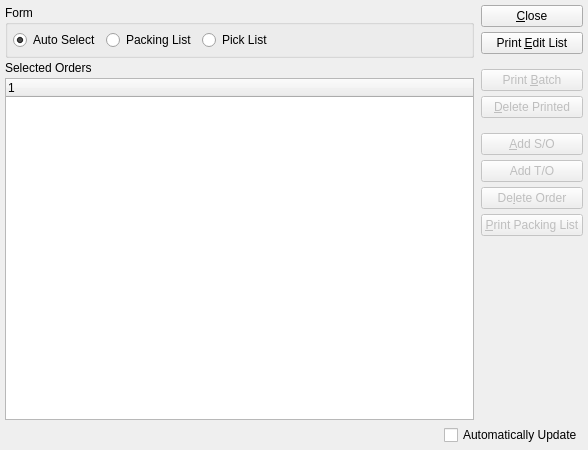
The window that guiclient/packingListBatch.ui (Pegasus-RPG/xtuple-client) describes before a commit, drawn with Qt 5.
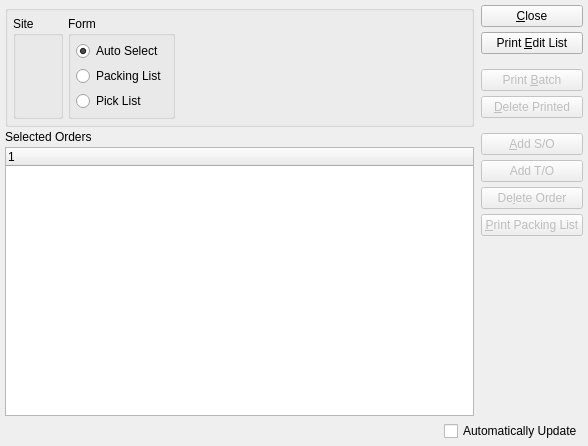
The same window after the commit. Custom widgets are drawn as their Qt base class.

Commit message: Issue #21943:shipping by site

Patch:
```diff
--- a/guiclient/packingListBatch.ui
+++ b/guiclient/packingListBatch.ui
@@ -14,7 +14,7 @@
     <x>0</x>
     <y>0</y>
     <width>588</width>
-    <height>450</height>
+    <height>446</height>
    </rect>
   </property>
   <property name="windowTitle">
@@ -32,51 +32,77 @@
         <number>0</number>
        </property>
        <item>
-        <widget class="QGroupBox" name="_formGroup">
+        <widget class="QGroupBox" name="_selectGroup">
+         <property name="sizePolicy">
+          <sizepolicy hsizetype="Preferred" vsizetype="Fixed">
+           <horstretch>0</horstretch>
+           <verstretch>0</verstretch>
+          </sizepolicy>
+         </property>
          <property name="title">
-          <string>Form</string>
+          <string/>
          </property>
-         <layout class="QGridLayout" name="gridLayout_7">
+         <layout class="QGridLayout" name="gridLayout">
+          <item row="0" column="1">
+           <widget class="QGroupBox" name="_formGroup">
+            <property name="title">
+             <string>Form</string>
+            </property>
+            <layout class="QGridLayout" name="gridLayout_2">
+             <item row="0" column="0">
+              <layout class="QVBoxLayout" name="verticalLayout">
+               <item>
+                <widget class="QRadioButton" name="_auto">
+                 <property name="text">
+                  <string>Auto Select</string>
+                 </property>
+                 <property name="checked">
+                  <bool>true</bool>
+                 </property>
+                </widget>
+               </item>
+               <item>
+                <widget class="QRadioButton" name="_printPack">
+                 <property name="text">
+                  <string>Packing List</string>
+                 </property>
+                </widget>
+               </item>
+               <item>
+                <widget class="QRadioButton" name="_printPick">
+                 <property name="text">
+                  <string>Pick List</string>
+                 </property>
+                 <property name="checked">
+                  <bool>false</bool>
+                 </property>
+                </widget>
+               </item>
+              </layout>
+             </item>
+            </layout>
+           </widget>
+          </item>
           <item row="0" column="0">
-           <widget class="QRadioButton" name="_auto">
-            <property name="text">
-             <string>Auto Select</string>
-            </property>
-            <property name="checked">
-             <bool>true</bool>
+           <widget class="WarehouseGroup" name="_warehouse">
+            <property name="title">
+             <string>Site</string>
             </property>
            </widget>
           </item>
           <item row="0" column="2">
-           <widget class="QRadioButton" name="_printPick">
-            <property name="text">
-             <string>Pick List</string>
-            </property>
-            <property name="checked">
-             <bool>false</bool>
-            </property>
-           </widget>
-          </item>
-          <item row="0" column="4">
-           <spacer name="horizontalSpacer_2">
+           <spacer name="horizontalSpacer">
             <property name="orientation">
              <enum>Qt::Horizontal</enum>
             </property>
             <property name="sizeHint" stdset="0">
              <size>
-              <width>0</width>
+              <width>40</width>
               <height>20</height>
              </size>
             </property>
            </spacer>
           </item>
-          <item row="0" column="1">
-           <widget class="QRadioButton" name="_printPack">
-            <property name="text">
-             <string>Packing List</string>
-            </property>
-           </widget>
-          </item>
          </layout>
         </widget>
        </item>
@@ -267,6 +293,11 @@
  </widget>
  <layoutdefault spacing="5" margin="5"/>
  <customwidgets>
+  <customwidget>
+   <class>WarehouseGroup</class>
+   <extends>QGroupBox</extends>
+   <header>warehousegroup.h</header>
+  </customwidget>
   <customwidget>
    <class>XCheckBox</class>
    <extends>QCheckBox</extends>
```
The commit also changes 11 other files.
